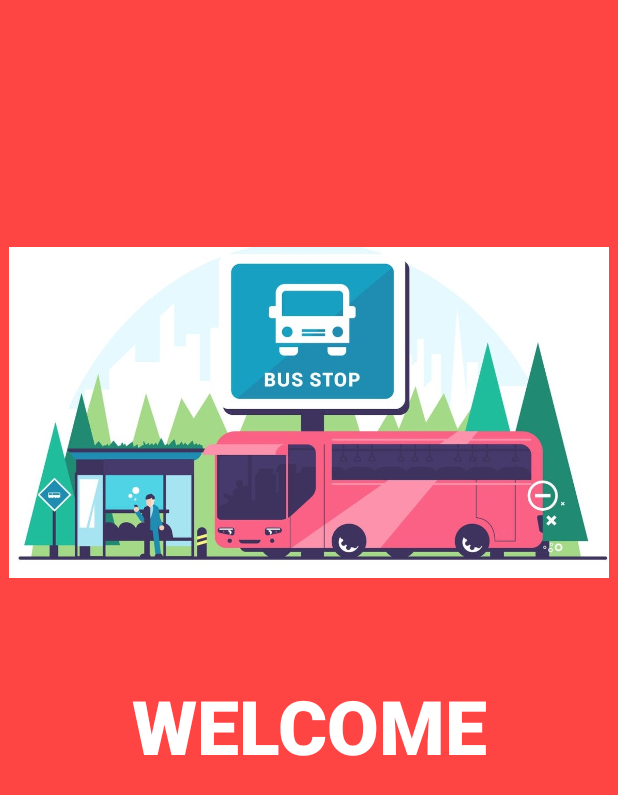
After one commit to pjadhav138/BUS-Booking, an Android app: the layout activity_splashscreen.xml on its own in the app's theme, with its tools: preview values and no code run, on a phone screen of 412 x 824 dp. The commit adds this screen. Shown: the top 795 px of the screen. Run offline under Robolectric (Android 15) with nearby library versions, the phone set to English and light mode, and no system bars.

Commit message:
splashscreen added

```diff
--- a/app/src/main/java/com/example/practiceapp/Home.java
+++ b/app/src/main/java/com/example/practiceapp/Home.java
@@ -26,7 +26,7 @@ public class Home extends AppCompatActivity {
     ImageView logout;
     Button next;
     String[] sourcelist = {"Select Source","Thane", "Mulund", "Bhandup", "Kanjur", "Vikroli", "Powai"};
-    String[] destinationlist = {"Select Destination","Thane", "Mulund", "Bhandup", "Kanjur", "Vikroli", "Powai"};
+ //   String[] destinationlist = {"Select Destination","Thane", "Mulund", "Bhandup", "Kanjur", "Vikroli", "Powai"};
 SharedPreferences preferences;
 SharedPreferences.Editor editor;
     @Override
--- /dev/null
+++ b/app/src/main/res/layout/activity_splashscreen.xml
@@ -0,0 +1,31 @@
+<?xml version="1.0" encoding="utf-8"?>
+<LinearLayout
+    xmlns:android="http://schemas.android.com/apk/res/android"
+    android:layout_width="match_parent"
+    android:layout_height="match_parent"
+    android:orientation="vertical"
+    android:background="@android:color/holo_red_light">
+
+
+    <ImageView
+        android:layout_width="400dp"
+        android:layout_height="350dp"
+        android:src="@drawable/bus_logo"
+        android:layout_gravity="center"
+        android:layout_marginTop="100dp">
+    </ImageView>
+
+    <TextView
+        android:layout_width="match_parent"
+        android:layout_height="60dp"
+        android:text="Welcome"
+        android:textSize="50dp"
+        android:textAllCaps="true"
+        android:textStyle="bold"
+        android:gravity="center"
+        android:textColor="@android:color/white"
+        android:fontFamily="sans-serif-black">
+    </TextView>
+
+
+</LinearLayout>
```
Also changed, not shown: app/src/main/AndroidManifest.xml (+8 -2 lines), app/src/main/java/com/example/practiceapp/Select_bus.java (added, +14 -0 lines), app/src/main/java/com/example/practiceapp/splashscreen.java (added, +26 -0 lines), app/src/main/res/layout/activity_home.xml (+6 -4 lines), app/src/main/res/layout/activity_select_bus.xml (added, +59 -0 lines), app/src/main/res/drawable-v24/bus_logo.jpeg (added).
